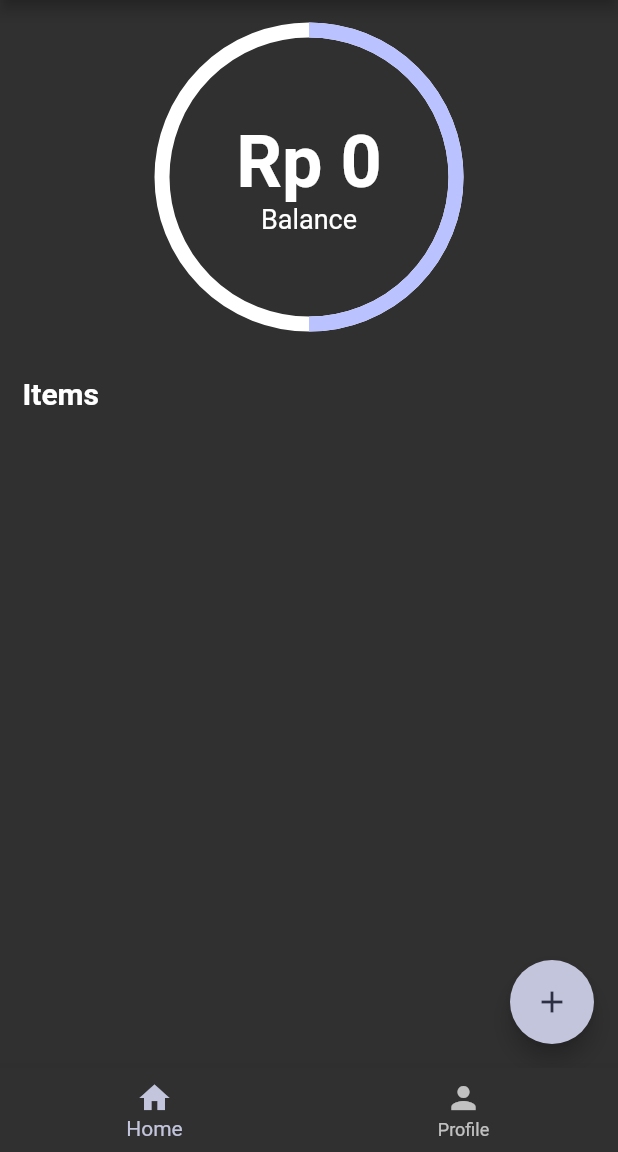
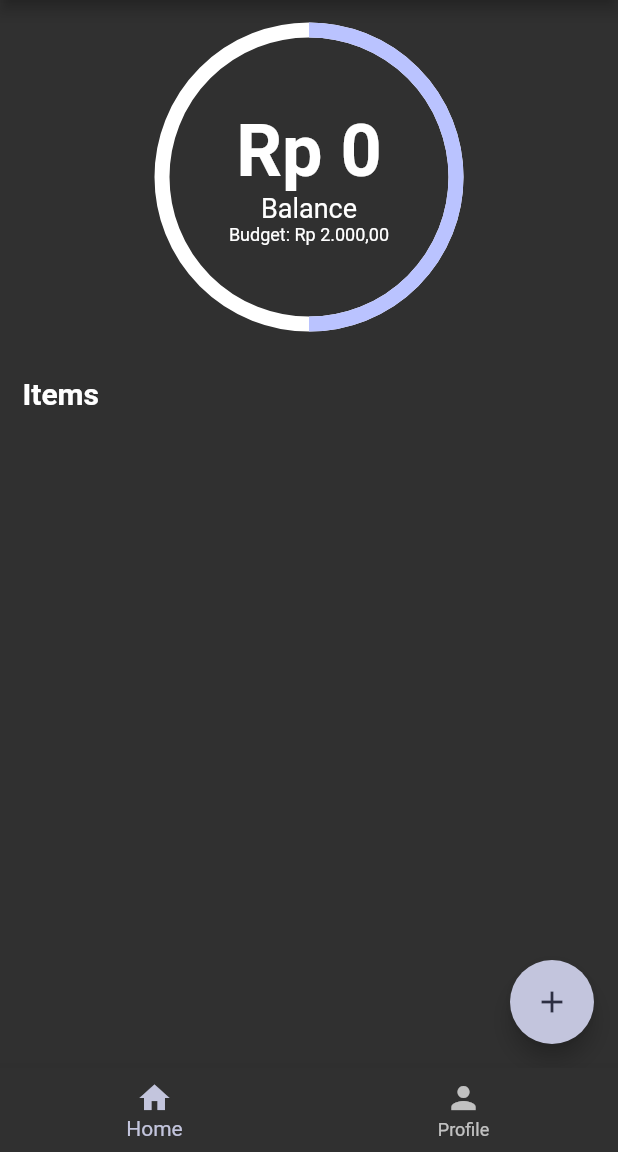
Before and after one commit to zakariyah24/budget-tracker, a Flutter app: the screen it shows after launch, on a phone screen of 412 x 824 dp, the part 84-1236 px from its top. Run offline on Flutter 3.47's test engine with Material 2 defaults, Android fonts, the phone set to English and light mode, and no system bars; drawn by our look-alikes of percent_indicator.

Commit message:
add budget state

```diff
--- a/lib/main.dart
+++ b/lib/main.dart
@@ -2,6 +2,8 @@ import 'package:budget_tracker/screens/home.dart';
 import 'package:budget_tracker/services/theme_service.dart';
 import 'package:flutter/material.dart';
 import 'package:provider/provider.dart';
+
+import 'services/budget_service.dart';
 
 void main() {
   runApp(const MyApp());
@@ -13,8 +15,11 @@ class MyApp extends StatelessWidget {
   // This widget is the root of your application.
   @override
   Widget build(BuildContext context) {
-    return ChangeNotifierProvider<ThemeService>(
-      create: (_) => ThemeService(),
+    return MultiProvider(
+      providers: [
+        ChangeNotifierProvider<ThemeService>(create: (_) => ThemeService()),
+        ChangeNotifierProvider<BudgetService>(create: (_) => BudgetService()),
+      ],
       child: Builder(
         builder: (BuildContext context) {
           final themeService = Provider.of<ThemeService>(context);
--- a/lib/pages/home_page.dart
+++ b/lib/pages/home_page.dart
@@ -3,6 +3,9 @@ import 'package:budget_tracker/model/transaction_item.dart';
 import 'package:flutter/services.dart';
 import 'package:percent_indicator/percent_indicator.dart';
 import 'package:flutter/material.dart';
+import 'package:provider/provider.dart';
+import 'package:intl/intl.dart';
+import '../services/budget_service.dart';
 
 class HomePage extends StatefulWidget {
   const HomePage({Key? key}) : super(key: key);
@@ -16,7 +19,10 @@ class _HomePageState extends State<HomePage> {
 
   @override
   Widget build(BuildContext context) {
+    final budgetService = Provider.of<BudgetService>(context);
     final screenSize = MediaQuery.of(context).size;
+    final formatter = new NumberFormat("#,##0.00", "pt_BR");
+    // String newText = "R\$ " + formatter.format(value / 100);
     return Scaffold(
       floatingActionButton: FloatingActionButton(
         onPressed: (() {
@@ -29,10 +35,6 @@ class _HomePageState extends State<HomePage> {
                   });
                 });
               });
-          // setState(() {
-          //   items.add(TransactionItem(
-          //       amount: 5.99, itemTitle: "Food", isExpense: true));
-          // });
         }),
         child: const Icon(Icons.add),
       ),
@@ -44,29 +46,36 @@ class _HomePageState extends State<HomePage> {
             child: Column(
               crossAxisAlignment: CrossAxisAlignment.start,
               children: [
-                Align(
-                  alignment: Alignment.topCenter,
-                  child: CircularPercentIndicator(
+                Center(
+                  child: Consumer<BudgetService>(
+                    builder: ((context, value, child) {
+                      return CircularPercentIndicator(
                         radius: screenSize.width / 4,
-                    lineWidth: 10.0, // how thick the line is
-                    percent: .5, // percent goes from 0 -> 1
+                        lineWidth: 10.0,
+                        percent: .5,
                         backgroundColor: Colors.white,
                         center: Column(
                           mainAxisSize: MainAxisSize.min,
-                      children: const [
-                        Text(
+                          children: [
+                            const Text(
                               "\Rp 0",
                               style: TextStyle(
                                   fontSize: 48, fontWeight: FontWeight.bold),
                             ),
-                        Text(
+                            const Text(
                               "Balance",
                               style: TextStyle(fontSize: 18),
                             ),
+                            Text(
+                              "Budget: \Rp " +
+                                  formatter.format(value.budget).toString(),
+                              style: const TextStyle(fontSize: 12),
+                            ),
                           ],
                         ),
-
                         progressColor: Theme.of(context).colorScheme.primary,
+                      );
+                    }),
                   ),
                 ),
                 const SizedBox(
--- a/lib/screens/home.dart
+++ b/lib/screens/home.dart
@@ -5,6 +5,7 @@ import 'package:provider/provider.dart';
 
 import '../pages/home_page.dart';
 import '../pages/profile_page.dart';
+import '../services/budget_service.dart';
 
 class Home extends StatefulWidget {
   const Home({Key? key}) : super(key: key);
@@ -44,7 +45,11 @@ class _HomeState extends State<Home> {
                 showDialog(
                     context: context,
                     builder: (context) {
-                      return AddBudgetDialog(budgetToAdd: (budget) {});
+                      return AddBudgetDialog(budgetToAdd: (budget) {
+                        final budgetService =
+                            Provider.of<BudgetService>(context, listen: false);
+                        budgetService.budget = budget;
+                      });
                     });
               },
               icon: const Icon(Icons.attach_money))
--- /dev/null
+++ b/lib/services/budget_service.dart
@@ -0,0 +1,12 @@
+import 'package:flutter/material.dart';
+
+class BudgetService extends ChangeNotifier {
+  double _budget = 2000.0;
+
+  double get budget => _budget;
+
+  set budget(double value) {
+    _budget = value;
+    notifyListeners();
+  }
+}
--- a/lib/services/theme_service.dart
+++ b/lib/services/theme_service.dart
@@ -11,13 +11,13 @@ class ThemeService with ChangeNotifier {
   }
 }
 
-class BudgetService extends ChangeNotifier {
-  double _budget = 2000.0;
+// class BudgetService extends ChangeNotifier {
+//   double _budget = 2000.0;
 
-  double get budget => _budget;
+//   double get budget => _budget;
 
-  set budget(double value) {
-    _budget = value;
-    notifyListeners();
-  }
-}
+//   set budget(double value) {
+//     _budget = value;
+//     notifyListeners();
+//   }
+// }
--- a/pubspec.yaml
+++ b/pubspec.yaml
@@ -30,6 +30,7 @@ dependencies:
   cupertino_icons: ^1.0.2
   flutter:
     sdk: flutter
+  intl: ^0.17.0
   percent_indicator: ^4.0.0
   provider: ^6.0.2
 
```
Also changed, not shown: pubspec.lock. Lines whose indentation alone changed are shown as unchanged.
